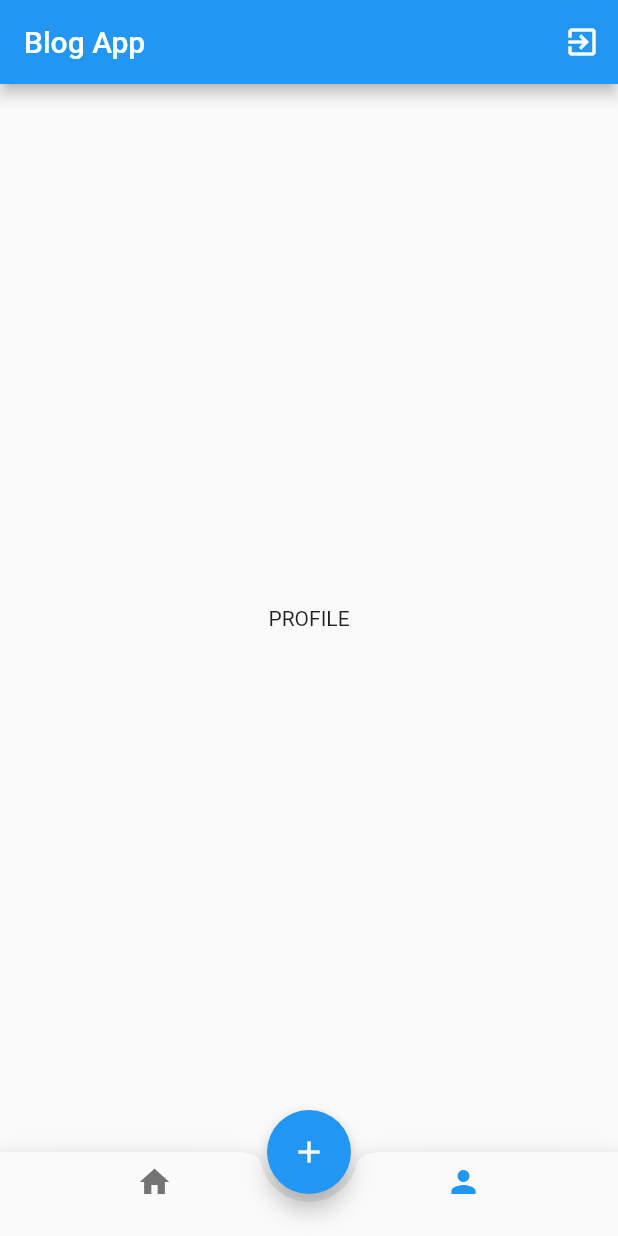
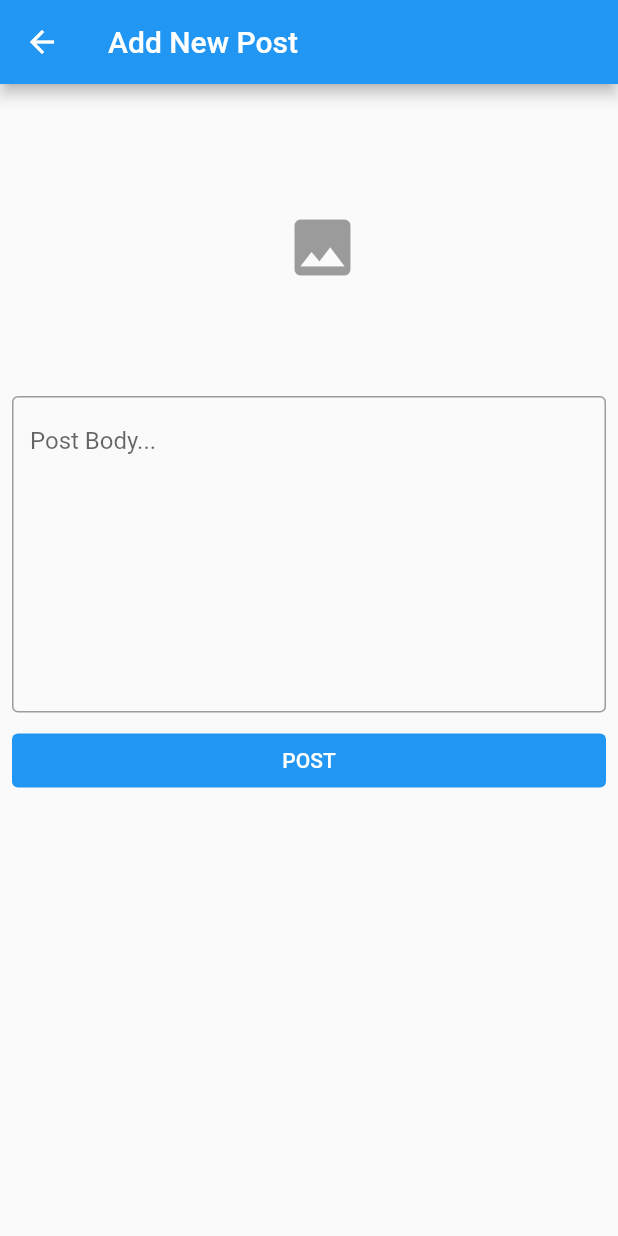
Before and after one commit to HumaCode/flutter-blog-app-frontend-, a Flutter app: the HomePage screen opened directly, item 2 of the bottom bar chosen, after a tap on the "add" icon, on a phone screen of 412 x 824 dp. Run offline on Flutter 3.47's test engine with Material 2 defaults, Android fonts, the phone set to English and light mode, and no system bars; our stand-ins replace shared_preferences; accounts and stored records are empty.

Commit message:
membuat halaman add post

```diff
--- a/lib/screens/home.dart
+++ b/lib/screens/home.dart
@@ -1,5 +1,6 @@
 import 'package:flutter/material.dart';
 import 'package:flutter_blog/screens/auth/login.dart';
+import 'package:flutter_blog/screens/post/post_form.dart';
 import 'package:flutter_blog/screens/post/post_screen.dart';
 import 'package:flutter_blog/screens/profile.dart';
 import 'package:flutter_blog/services/user_service.dart';
@@ -34,7 +35,13 @@ class _HomePageState extends State<HomePage> {
       ),
       body: currentIndex == 0 ? const PostScreen() : const ProfilePage(),
       floatingActionButton: FloatingActionButton(
-        onPressed: () {},
+        onPressed: () {
+          Navigator.of(context).push(
+            MaterialPageRoute(
+              builder: (context) => const PostForm(),
+            ),
+          );
+        },
         child: const Icon(Icons.add),
       ),
       floatingActionButtonLocation: FloatingActionButtonLocation.centerDocked,
--- /dev/null
+++ b/lib/screens/post/post_form.dart
@@ -0,0 +1,62 @@
+import 'package:flutter/material.dart';
+import 'package:flutter_blog/constants.dart';
+
+class PostForm extends StatefulWidget {
+  const PostForm({super.key});
+
+  @override
+  State<PostForm> createState() => _PostFormState();
+}
+
+class _PostFormState extends State<PostForm> {
+  @override
+  Widget build(BuildContext context) {
+    return Scaffold(
+      appBar: AppBar(
+        title: const Text('Add New Post'),
+      ),
+      body: ListView(
+        children: [
+          SizedBox(
+            width: MediaQuery.of(context).size.width,
+            height: 200,
+            child: Center(
+              child: IconButton(
+                onPressed: () {},
+                icon: const Icon(
+                  Icons.image,
+                  size: 50,
+                  color: Colors.black38,
+                ),
+              ),
+            ),
+          ),
+          Form(
+            child: Padding(
+              padding: const EdgeInsets.all(8),
+              child: TextFormField(
+                keyboardType: TextInputType.multiline,
+                maxLines: 9,
+                validator: (val) =>
+                    val!.isEmpty ? 'Post body is required' : null,
+                decoration: const InputDecoration(
+                  hintText: 'Post Body...',
+                  border: OutlineInputBorder(
+                    borderSide: BorderSide(
+                      width: 1,
+                      color: Colors.black,
+                    ),
+                  ),
+                ),
+              ),
+            ),
+          ),
+          Padding(
+            padding: const EdgeInsets.symmetric(horizontal: 8),
+            child: kTextButton('POST', () {}),
+          ),
+        ],
+      ),
+    );
+  }
+}
```
